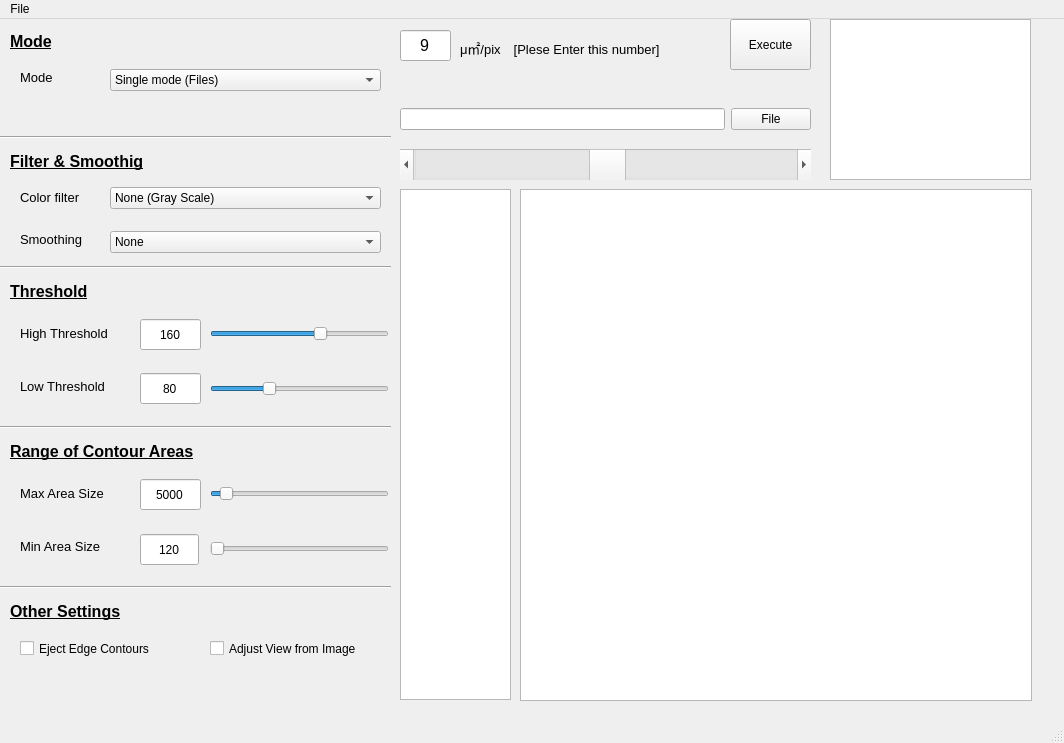
Above: pyside_blog/pygraph_Opencv.ui from tatabox2000/Data_science before the change. Below: the same form after it.
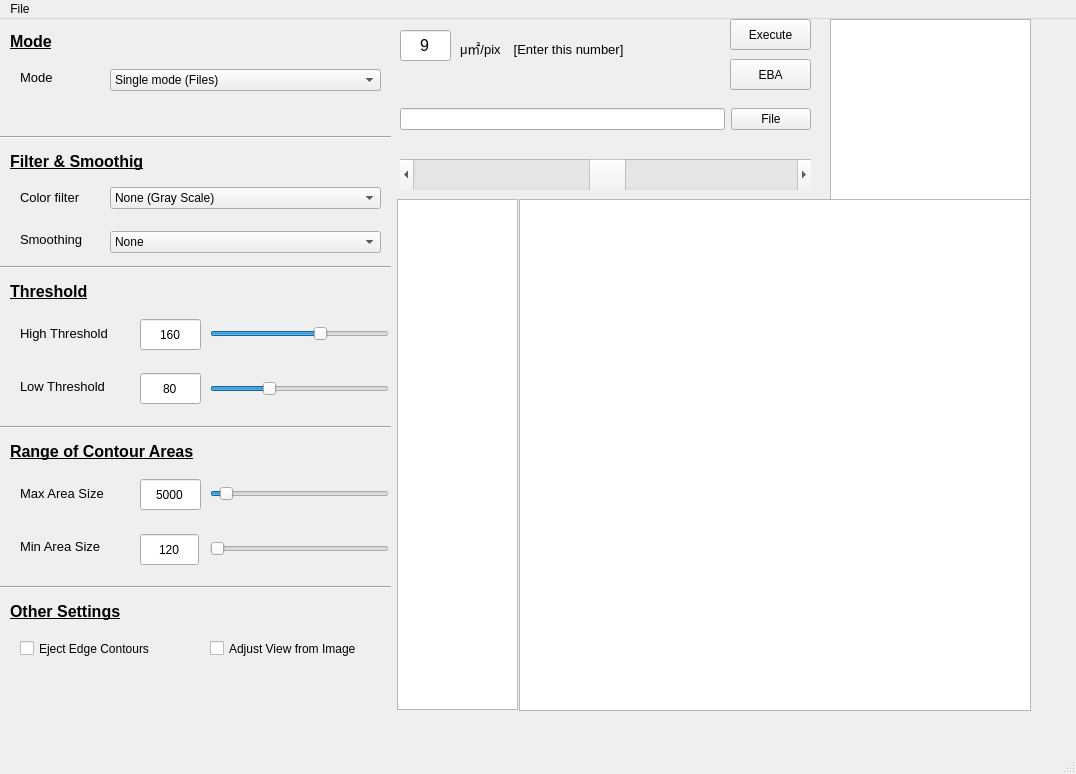
That is the form after the change. Custom widgets are drawn as their Qt base class.

Patch:
```diff
--- a/pyside_blog/pygraph_Opencv.ui
+++ b/pyside_blog/pygraph_Opencv.ui
@@ -6,8 +6,8 @@
    <rect>
     <x>0</x>
     <y>0</y>
-    <width>1064</width>
-    <height>743</height>
+    <width>1076</width>
+    <height>774</height>
    </rect>
   </property>
   <property name="sizePolicy">
@@ -51,8 +51,8 @@
    <widget class="GraphicsLayoutWidget" name="pic_view">
     <property name="geometry">
      <rect>
-      <x>520</x>
-      <y>170</y>
+      <x>519</x>
+      <y>180</y>
       <width>512</width>
       <height>512</height>
      </rect>
@@ -67,7 +67,7 @@
       <x>730</x>
       <y>0</y>
       <width>81</width>
-      <height>51</height>
+      <height>31</height>
      </rect>
     </property>
     <property name="sizePolicy">
@@ -84,7 +84,7 @@
     <property name="geometry">
      <rect>
       <x>400</x>
-      <y>130</y>
+      <y>140</y>
       <width>411</width>
       <height>31</height>
      </rect>
@@ -135,9 +135,9 @@
    <widget class="PlotWidget" name="hist_view">
     <property name="geometry">
      <rect>
-      <x>400</x>
-      <y>170</y>
-      <width>111</width>
+      <x>397</x>
+      <y>180</y>
+      <width>121</width>
       <height>511</height>
      </rect>
     </property>
@@ -744,7 +744,7 @@
      </font>
     </property>
     <property name="text">
-     <string>μ㎡/pix　[Plese Enter this number]</string>
+     <string>μ㎡/pix　[Enter this number]</string>
     </property>
    </widget>
    <widget class="GraphicsLayoutWidget" name="sub_view">
@@ -753,17 +753,36 @@
       <x>830</x>
       <y>0</y>
       <width>201</width>
-      <height>161</height>
+      <height>181</height>
      </rect>
     </property>
    </widget>
+   <widget class="QPushButton" name="EBA_button">
+    <property name="geometry">
+     <rect>
+      <x>730</x>
+      <y>40</y>
+      <width>81</width>
+      <height>31</height>
+     </rect>
+    </property>
+    <property name="sizePolicy">
+     <sizepolicy hsizetype="Minimum" vsizetype="Expanding">
+      <horstretch>0</horstretch>
+      <verstretch>0</verstretch>
+     </sizepolicy>
+    </property>
+    <property name="text">
+     <string>EBA</string>
+    </property>
+   </widget>
   </widget>
   <widget class="QMenuBar" name="menubar">
    <property name="geometry">
     <rect>
      <x>0</x>
      <y>0</y>
-     <width>1064</width>
+     <width>1076</width>
      <height>29</height>
     </rect>
    </property>
```
